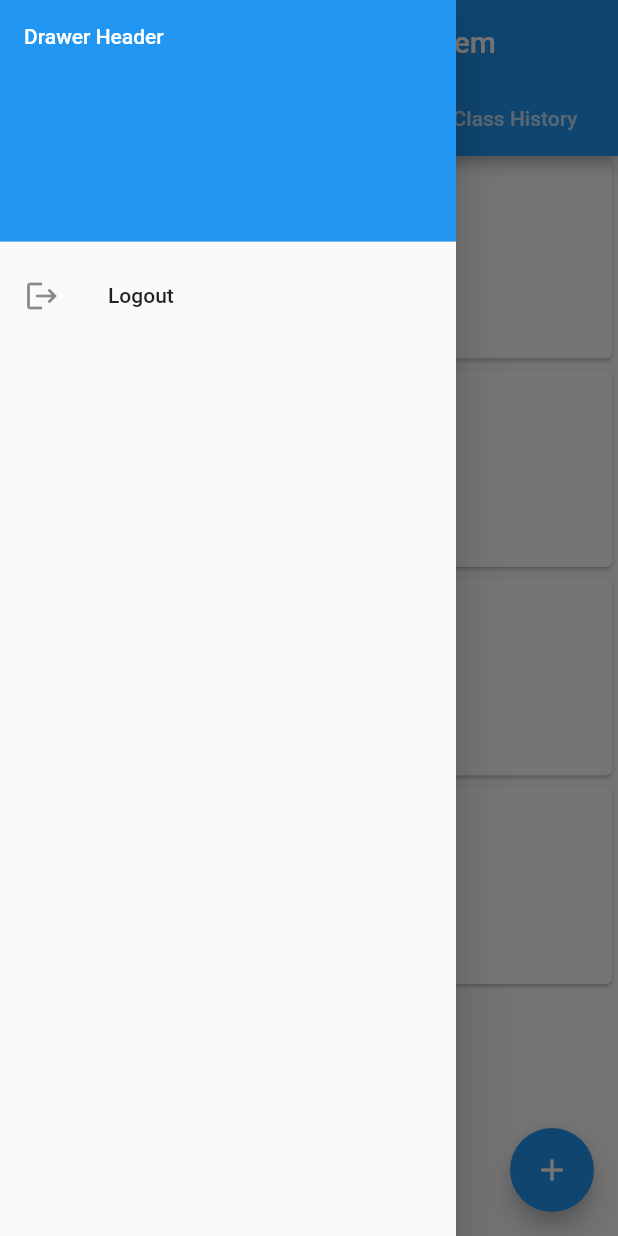
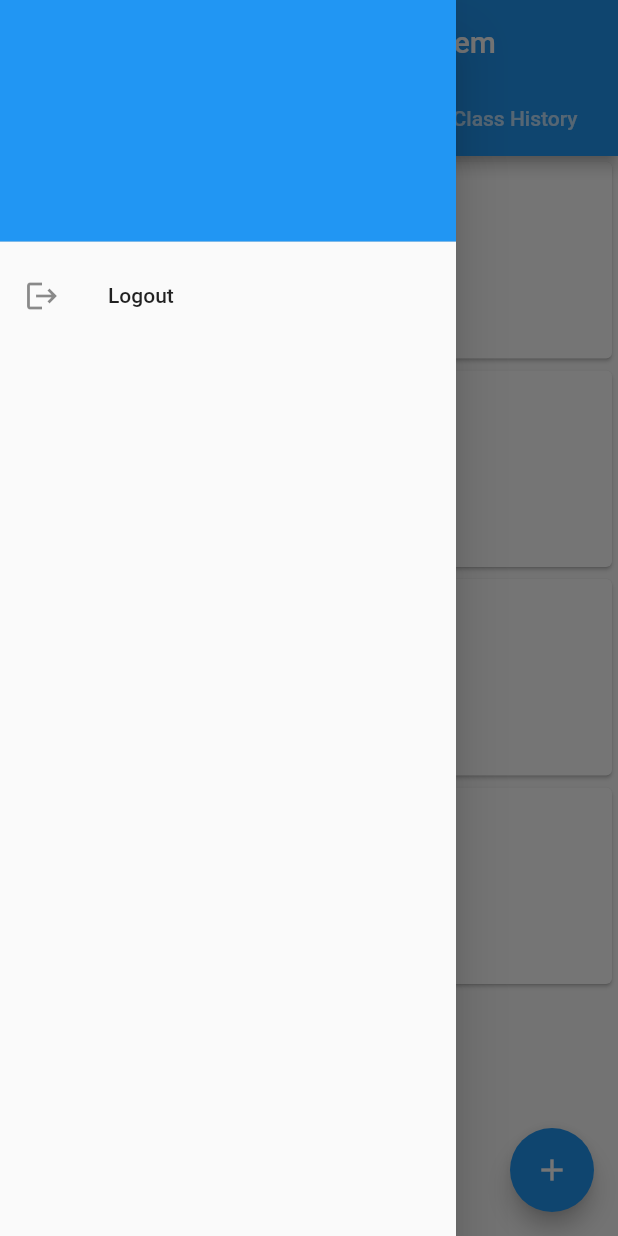
Before and after one commit to Elysu/Student-Attendance-System-With-WiFi-Detection, a Flutter app: the screen it shows once a user with an empty profile is signed in, with the side drawer open, on a phone screen of 412 x 824 dp. Run offline on Flutter 3.47's test engine with Material 2 defaults, Android fonts, the phone set to English and light mode, and no system bars; our stand-ins replace cloud_firestore, firebase_auth, firebase_core, flutter_spinkit; accounts and stored records are empty.

Commit message:
1. Removed unused files 2. Added const to some constructors (optimizing)

```diff
--- a/lib/class_tabs/ongoing_class_view.dart
+++ b/lib/class_tabs/ongoing_class_view.dart
@@ -3,7 +3,7 @@ import 'package:student_attendance_fyp/models/class_data_list.dart';
 import 'package:student_attendance_fyp/screens/home/class_listview.dart';
 
 class OngoingClassView extends StatefulWidget {
-  OngoingClassView({Key? key}) : super(key: key);
+  const OngoingClassView({Key? key}) : super(key: key);
 
   @override
   State<OngoingClassView> createState() => _OngoingClassViewState();
--- a/lib/main.dart
+++ b/lib/main.dart
@@ -9,7 +9,7 @@ import 'package:student_attendance_fyp/services/auth.dart';
 void main() async {
   WidgetsFlutterBinding.ensureInitialized();
   await Firebase.initializeApp();
-  runApp(Main());
+  runApp(const Main());
 }
 
 class Main extends StatelessWidget {
@@ -21,7 +21,7 @@ class Main extends StatelessWidget {
       value: AuthService().user,
       initialData: null,
       catchError: (User, UserModel) => null,
-      child: MaterialApp(
+      child: const MaterialApp(
         home: Wrapper(),
       ),
     );
--- a/lib/screens/authenticate/authenticate.dart
+++ b/lib/screens/authenticate/authenticate.dart
@@ -12,7 +12,7 @@ class _AuthenticateState extends State<Authenticate> {
   @override
   Widget build(BuildContext context) {
     return Container(
-      child: SignIn(),
+      child: const SignIn(),
     );
   }
 }
--- a/lib/screens/authenticate/sign_in.dart
+++ b/lib/screens/authenticate/sign_in.dart
@@ -22,8 +22,8 @@ class _SignInState extends State<SignIn> {
 
   @override
   Widget build(BuildContext context) {
-    return loading ? Loading() : Scaffold(
-      backgroundColor: Color(0xffe0e0e0),
+    return loading ? const Loading() : Scaffold(
+      backgroundColor: const Color(0xffe0e0e0),
       appBar: AppBar(
         title: const Text("Login to Student Attendance System"),
         centerTitle: true,
--- a/lib/screens/home/class_listview.dart
+++ b/lib/screens/home/class_listview.dart
@@ -25,7 +25,7 @@ class ClassList_ListView extends StatelessWidget {
                 padding: const EdgeInsets.only(top: 5.0, bottom: 5.0),
                 child: Row(
                   children: <Widget>[
-                    Text(classes.courseName, style: TextStyle(fontSize: 20))
+                    Text(classes.courseName, style: const TextStyle(fontSize: 20))
                   ],
                 ),
               ),
@@ -84,7 +84,7 @@ class ClassHistory_ListView extends StatelessWidget {
                 padding: const EdgeInsets.only(top: 5.0, bottom: 5.0),
                 child: Row(
                   children: <Widget>[
-                    Text(classes.courseName, style: TextStyle(fontSize: 20)),
+                    Text(classes.courseName, style: const TextStyle(fontSize: 20)),
                   ],
                 ),
               ),
--- a/lib/services/auth.dart
+++ b/lib/services/auth.dart
@@ -1,6 +1,4 @@
-import 'package:cloud_firestore/cloud_firestore.dart';
 import 'package:firebase_auth/firebase_auth.dart';
-import 'package:provider/provider.dart';
 import 'package:student_attendance_fyp/models/user_model.dart';
 import 'package:student_attendance_fyp/services/database.dart';
 
--- a/lib/shared/loading.dart
+++ b/lib/shared/loading.dart
@@ -7,8 +7,8 @@ class Loading extends StatelessWidget {
   @override
   Widget build(BuildContext context) {
     return Container(
-      color: Color(0xffe0e0e0),
-      child: Center(
+      color: const Color(0xffe0e0e0),
+      child: const Center(
         child: SpinKitRing(
           color: Colors.blue,
           size: 50.0,
--- a/lib/widgets/drawer/navigation_drawer_widget.dart
+++ b/lib/widgets/drawer/navigation_drawer_widget.dart
@@ -1,4 +1,5 @@
 import 'package:flutter/material.dart';
+import 'package:student_attendance_fyp/models/user_model.dart';
 import 'package:student_attendance_fyp/services/auth.dart';
 
 class NavigationDrawerWidget extends StatelessWidget {
@@ -16,7 +17,7 @@ class NavigationDrawerWidget extends StatelessWidget {
               decoration: BoxDecoration(
                 color: Colors.blue[500]
               ),
-              child: Text("Drawer Header", style: TextStyle(color: Colors.white)),
+              child: Text(UserModel().getName, style: const TextStyle(color: Colors.white)),
             ),
             buildMenuItem(text: "Logout", icon: Icons.logout),
           ],
```
Also changed, not shown: lib/login_logout_page/login.dart (deleted, +0 -14 lines).
